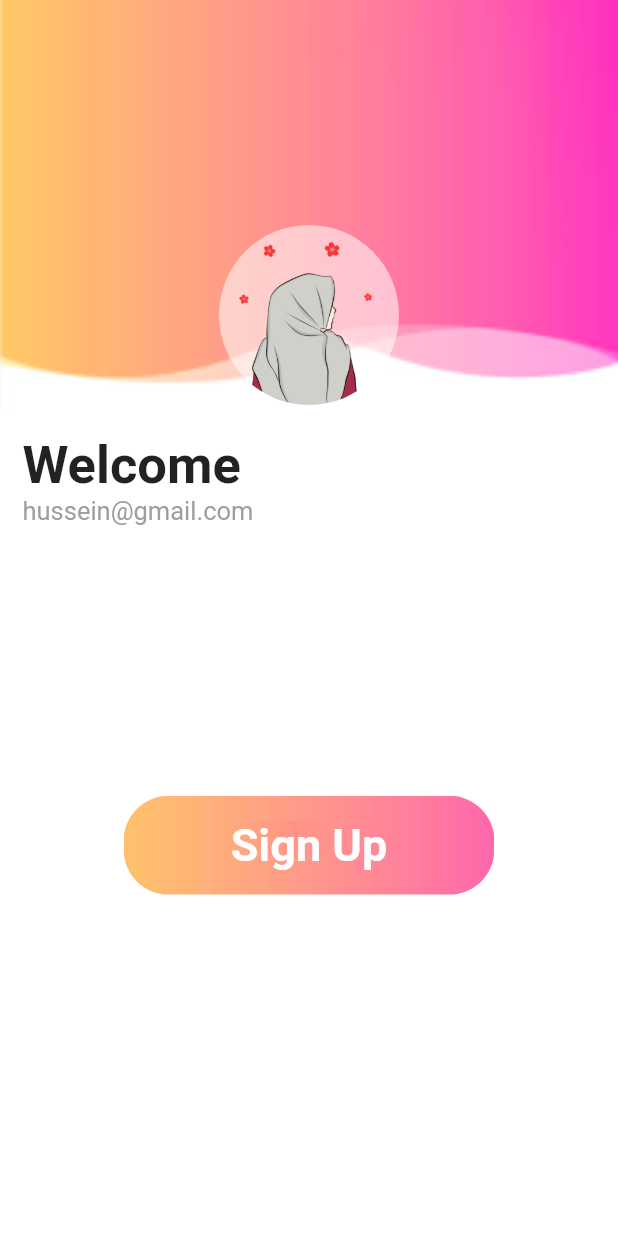
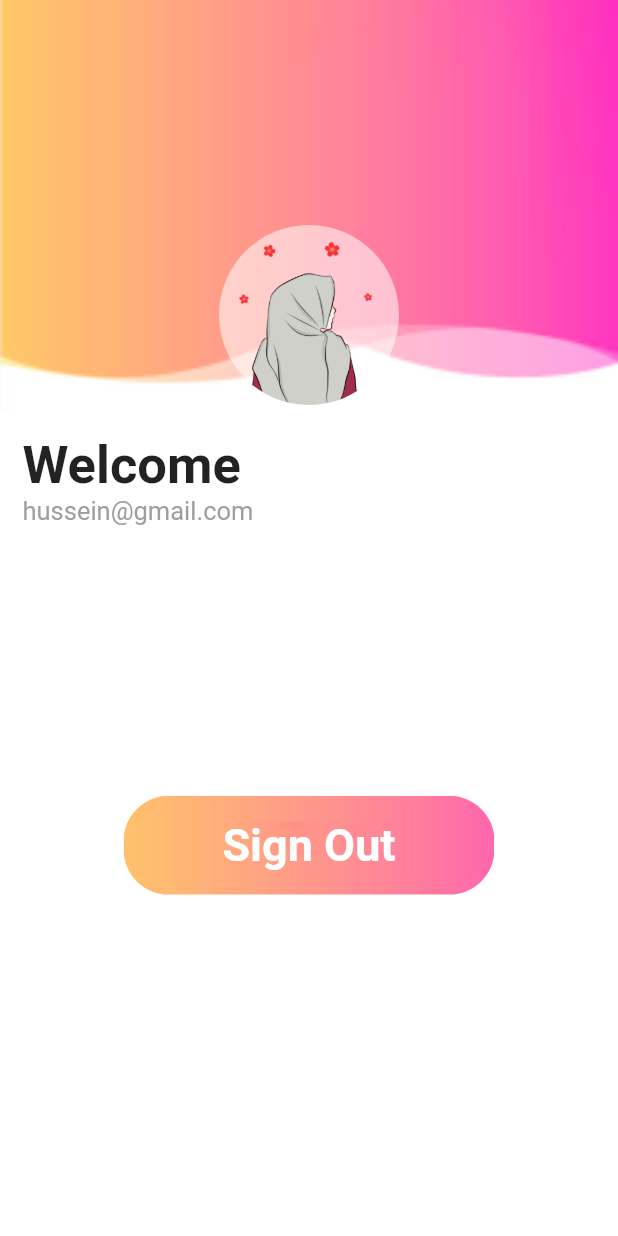
Before and after one commit to Hussein2077/Login-and-sign-up-auth, a Flutter app: the screen it shows after launch, after a tap on "Sign in", on a phone screen of 412 x 824 dp. Run offline on Flutter 3.47's test engine with Material 2 defaults, Android fonts, the phone set to English and light mode, and no system bars; our stand-ins replace firebase_auth, firebase_core, get; accounts and stored records are empty.

Commit message:
genarate auth controller

```diff
--- /dev/null
+++ b/lib/controller/auth_controller.dart
@@ -0,0 +1,51 @@
+import 'package:flutter/material.dart';
+import 'package:get/get.dart';
+import 'package:firebase_auth/firebase_auth.dart';
+import 'package:getx/view/login_page.dart';
+import 'package:getx/view/welcome_page.dart';
+
+class AuthController extends GetxController {
+  static AuthController authController = Get.find();
+  late Rx<User?> _user;
+  FirebaseAuth auth = FirebaseAuth.instance;
+
+  @override
+  void onReady() {
+    // TODO: implement onReady
+    super.onReady();
+    _user = Rx<User?>(auth.currentUser);
+    _user.bindStream(auth.userChanges());
+    ever(_user, _initialScreen);
+  }
+
+  _initialScreen(User? user) {
+    if (user == null) {
+      Get.offAll(() => const LoginPage());
+    } else {
+      Get.offAll(() => const WelcomePage());
+    }
+  }
+
+  void register(String email, password) {
+    try {
+      auth.createUserWithEmailAndPassword(
+        email: email,
+        password: password,
+      );
+    } catch (e) {
+      Get.snackbar('About user', 'User message',
+          snackPosition: SnackPosition.BOTTOM,
+          backgroundColor: Colors.redAccent,
+          titleText: const Text(
+            'Account creation field',
+            style: TextStyle(
+              color: Colors.white,
+            ),
+          ),
+          messageText: Text(e.toString(),
+              style: const TextStyle(
+                color: Colors.white,
+              )));
+    }
+  }
+}
--- a/lib/login_page.dart
+++ /dev/null
@@ -1,127 +0,0 @@
-import 'package:flutter/gestures.dart';
-import 'package:flutter/material.dart';
-import 'package:get/get.dart';
-import 'package:getx/controller.dart';
-import 'package:getx/custom_botton.dart';
-import 'package:getx/routes.dart';
-import 'package:getx/signup_page.dart';
-
-import 'custom_text_feild.dart';
-
-class LoginPage extends StatelessWidget {
-  const LoginPage({Key? key}) : super(key: key);
-
-  @override
-  Widget build(BuildContext context) {
-    double w = MediaQuery.of(context).size.width;
-    double h = MediaQuery.of(context).size.height;
-
-    return GetBuilder<BuildController>(
-      init: BuildController(),
-      builder: (controller) {
-        return Scaffold(
-          backgroundColor: Colors.white,
-          body: SingleChildScrollView(
-            physics: const BouncingScrollPhysics(),
-            child: Column(
-              children: [
-                Container(
-                  width: w,
-                  height: h / 3,
-                  decoration: const BoxDecoration(
-                    image: DecorationImage(
-                      image: AssetImage("assets/loginimg.png"),
-                      fit: BoxFit.cover,
-                    ),
-                  ),
-                ),
-                Container(
-                  margin: const EdgeInsets.symmetric(horizontal: 16),
-                  width: w,
-                  child: Column(
-                    crossAxisAlignment: CrossAxisAlignment.start,
-                    children: [
-                      const Text(
-                        'Hello',
-                        style: TextStyle(
-                          fontSize: 60,
-                          fontWeight: FontWeight.bold,
-                        ),
-                      ),
-                      const Text(
-                        'Sign into your account',
-                        style: TextStyle(
-                          fontSize: 20,
-                          color: Colors.black54,
-                        ),
-                      ),
-                      const SizedBox(
-                        height: 40,
-                      ),
-                      const CustomTextFeild(
-                        obscureText: false,
-                        label: 'Email',
-                        hint: 'Enter your Email',
-                        suffixIcon: Icons.email_outlined,
-                      ),
-                      const SizedBox(height: 20),
-                      const CustomTextFeild(
-                        obscureText: true,
-                        label: 'Password',
-                        hint: 'Enter your Password',
-                        suffixIcon: Icons.lock_outline_rounded,
-                      ),
-                      Row(
-                        children: [
-                          Expanded(child: Container()),
-                          TextButton(
-                            onPressed: () {},
-                            child: const Text(
-                              'Forget password?',
-                              style: TextStyle(
-                                fontSize: 20,
-                                color: Colors.black54,
-                              ),
-                            ),
-                          ),
-                        ],
-                      ),
-                    ],
-                  ),
-                ),
-                const SizedBox(height: 70),
-                 CustomButton(
-                  onTap: (){
-                    Get.toNamed(welcome);
-                  },
-                  text: 'Sign in',
-                ),
-                SizedBox(
-                  height: h * .09,
-                ),
-                RichText(
-                  text: TextSpan(
-                      text: 'Don\'t have an account? ',
-                      style: TextStyle(
-                        color: Colors.grey[500],
-                        fontSize: 20,
-                      ),
-                      children: [
-                        TextSpan(
-                            recognizer: TapGestureRecognizer()
-                              ..onTap = () => Get.to(()=>const SignUpPage()),
-                            text: 'Create',
-                            style: const TextStyle(
-                              color: Colors.black,
-                              fontSize: 22,
-                            ))
-                      ]),
-                )
-              ],
-            ),
-          ),
-        );
-      },
-    );
-  }
-}
--- a/lib/main.dart
+++ b/lib/main.dart
@@ -1,10 +1,18 @@
+import 'package:firebase_core/firebase_core.dart';
 import 'package:flutter/material.dart';
 import 'package:get/get.dart';
-import 'package:getx/login_page.dart';
+import 'package:getx/view/login_page.dart';
 import 'package:getx/routes.dart';
+import 'controller/auth_controller.dart';
+import 'firebase_options.dart';
 
-
-void main() {
+void main() async {
+  WidgetsFlutterBinding.ensureInitialized();
+  await Firebase.initializeApp(
+    options: DefaultFirebaseOptions.currentPlatform,
+  ).then((value) => Get.put(AuthController())).catchError((e) {
+    print(e.toString());
+  });
   runApp(const MyApp());
 }
 
@@ -16,13 +24,10 @@ class MyApp extends StatelessWidget {
     return GetMaterialApp(
       title: 'Login',
       theme: ThemeData(
-
         primarySwatch: Colors.blue,
       ),
       home: const LoginPage(),
       routes: routes,
-
-
     );
   }
 }
--- /dev/null
+++ b/lib/view/login_page.dart
@@ -0,0 +1,126 @@
+import 'package:flutter/gestures.dart';
+import 'package:flutter/material.dart';
+import 'package:get/get.dart';
+import 'package:getx/widgets/custom_botton.dart';
+import 'package:getx/routes.dart';
+import 'package:getx/view/signup_page.dart';
+
+import '../widgets/custom_text_feild.dart';
+
+class LoginPage extends StatelessWidget {
+  const LoginPage({Key? key}) : super(key: key);
+
+  @override
+  Widget build(BuildContext context) {
+    TextEditingController emailController=TextEditingController();
+    TextEditingController passwordController=TextEditingController();
+
+    double w = MediaQuery.of(context).size.width;
+    double h = MediaQuery.of(context).size.height;
+
+    return Scaffold(
+      backgroundColor: Colors.white,
+      body: SingleChildScrollView(
+        physics: const BouncingScrollPhysics(),
+        child: Column(
+          children: [
+            Container(
+              width: w,
+              height: h / 3,
+              decoration: const BoxDecoration(
+                image: DecorationImage(
+                  image: AssetImage("assets/loginimg.png"),
+                  fit: BoxFit.cover,
+                ),
+              ),
+            ),
+            Container(
+              margin: const EdgeInsets.symmetric(horizontal: 16),
+              width: w,
+              child: Column(
+                crossAxisAlignment: CrossAxisAlignment.start,
+                children: [
+                  const Text(
+                    'Hello',
+                    style: TextStyle(
+                      fontSize: 60,
+                      fontWeight: FontWeight.bold,
+                    ),
+                  ),
+                  const Text(
+                    'Sign into your account',
+                    style: TextStyle(
+                      fontSize: 20,
+                      color: Colors.black54,
+                    ),
+                  ),
+                  const SizedBox(
+                    height: 40,
+                  ),
+                   CustomTextFeild(
+                    controller: emailController,
+                    obscureText: false,
+                    label: 'Email',
+                    hint: 'Enter your Email',
+                    suffixIcon: Icons.email_outlined,
+                  ),
+                  const SizedBox(height: 20),
+                   CustomTextFeild(
+  controller: passwordController,
+                    obscureText: true,
+                    label: 'Password',
+                    hint: 'Enter your Password',
+                    suffixIcon: Icons.lock_outline_rounded,
+                  ),
+                  Row(
+                    children: [
+                      Expanded(child: Container()),
+                      TextButton(
+                        onPressed: () {},
+                        child: const Text(
+                          'Forget password?',
+                          style: TextStyle(
+                            fontSize: 20,
+                            color: Colors.black54,
+                          ),
+                        ),
+                      ),
+                    ],
+                  ),
+                ],
+              ),
+            ),
+            const SizedBox(height: 70),
+             CustomButton(
+              onTap: (){
+                Get.toNamed(welcome);
+              },
+              text: 'Sign in',
+            ),
+            SizedBox(
+              height: h * .09,
+            ),
+            RichText(
+              text: TextSpan(
+                  text: 'Don\'t have an account? ',
+                  style: TextStyle(
+                    color: Colors.grey[500],
+                    fontSize: 20,
+                  ),
+                  children: [
+                    TextSpan(
+                        recognizer: TapGestureRecognizer()
+                          ..onTap = () => Get.to(()=>const SignUpPage()),
+                        text: 'Create',
+                        style: const TextStyle(
+                          color: Colors.black,
+                          fontSize: 22,
+                        ))
+                  ]),
+            )
+          ],
+        ),
+      ),
+    );
+  }
+}
--- a/lib/welcome_page.dart
+++ b/lib/view/welcome_page.dart
@@ -1,7 +1,7 @@
 import 'package:flutter/material.dart';
 
-import 'custom_botton.dart';
-
+import '../widgets/custom_botton.dart';
+import 'package:get/get.dart';
 class WelcomePage extends StatelessWidget {
   const WelcomePage({Key? key}) : super(key: key);
 
@@ -64,8 +64,11 @@ class WelcomePage extends StatelessWidget {
 
             ),
             SizedBox(height: h*.2,),
-            const CustomButton(
-              text: 'Sign Up',
+             CustomButton(
+              onTap: (){
+            Get.back();
+              },
+              text: 'Sign Out',
             ),
           ],
         ),
--- a/lib/custom_text_feild.dart
+++ b/lib/widgets/custom_text_feild.dart
@@ -6,13 +6,13 @@ class CustomTextFeild extends StatelessWidget {
       required this.suffixIcon,
       required this.hint,
    required   this.obscureText,
-      required this.label})
+      required this.label, required this.controller})
       : super(key: key);
   final IconData suffixIcon;
   final String hint;
   final bool obscureText;
   final String label;
-
+final TextEditingController controller;
   @override
   Widget build(BuildContext context) {
     return Container(
@@ -28,6 +28,7 @@ class CustomTextFeild extends StatelessWidget {
             )
           ]),
       child: TextField(
+        controller: controller,
         obscureText: obscureText,
         decoration: InputDecoration(
             suffixIcon: Icon(
--- a/pubspec.yaml
+++ b/pubspec.yaml
@@ -35,7 +35,9 @@ dependencies:
   # The following adds the Cupertino Icons font to your application.
   # Use with the CupertinoIcons class for iOS style icons.
   cupertino_icons: ^1.0.2
-  get: ^4.6.5
+  get:
+  firebase_core:
+  firebase_auth:
 
 dev_dependencies:
   flutter_test:
```
Also changed, not shown: lib/controller.dart (deleted, +0 -18 lines), lib/routes.dart (+4 -4 lines), lib/view/signup_page.dart (renamed from lib/signup_page.dart, +19 -8 lines), lib/firebase_options.dart (added), lib/view/animations.dart (renamed from lib/animations.dart), lib/widgets/custom_botton.dart (renamed from lib/custom_botton.dart), pubspec.lock, 3 other files.
